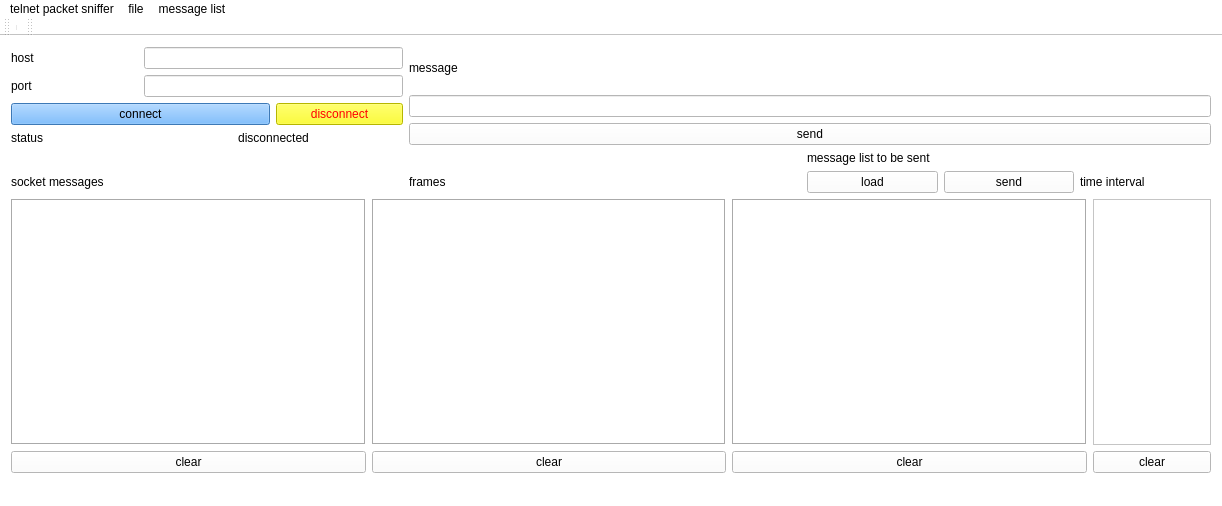
Above: telnetPacketSniffer/mainwindow.ui from cf16/qt before the change. Below: the same form after it.
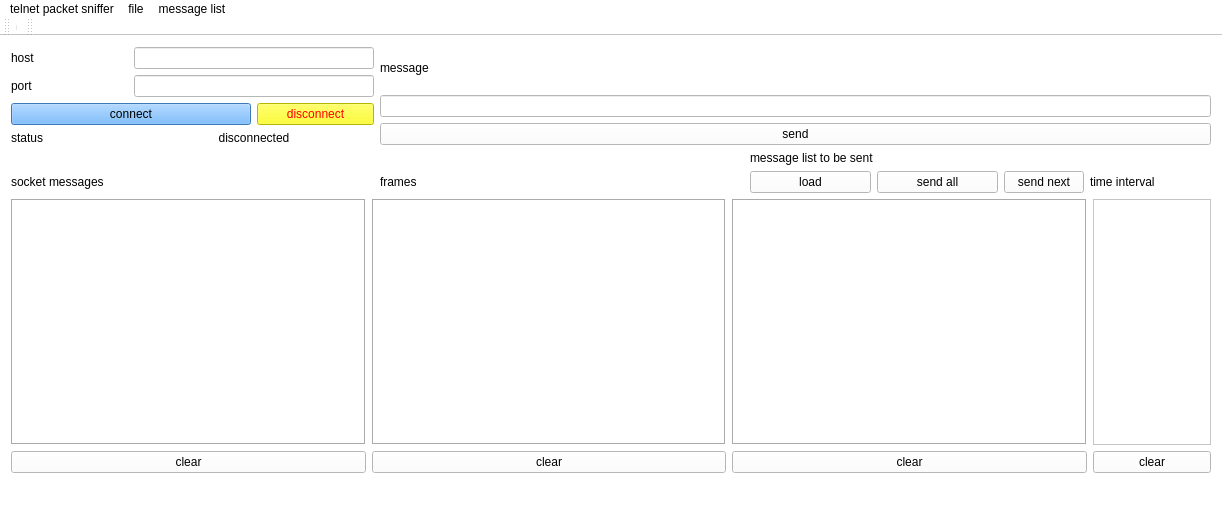
That is the form after the change.

```diff
--- a/telnetPacketSniffer/mainwindow.ui
+++ b/telnetPacketSniffer/mainwindow.ui
@@ -46,7 +46,7 @@
       </property>
      </widget>
     </item>
-    <item row="0" column="1" colspan="4">
+    <item row="0" column="1" colspan="5">
      <layout class="QVBoxLayout" name="verticalLayout">
       <item>
        <widget class="QLabel" name="msgLabel">
@@ -91,7 +91,7 @@
      </widget>
     </item>
     <item row="3" column="3">
-     <widget class="QPushButton" name="sendMsgListButton">
+     <widget class="QPushButton" name="sendAllMsgListButton">
       <property name="sizePolicy">
        <sizepolicy hsizetype="Minimum" vsizetype="Fixed">
         <horstretch>1</horstretch>
@@ -99,11 +99,11 @@
        </sizepolicy>
       </property>
       <property name="text">
-       <string>send</string>
+       <string>send all</string>
       </property>
      </widget>
     </item>
-    <item row="4" column="0" colspan="5">
+    <item row="4" column="0" colspan="6">
      <layout class="QGridLayout" name="gridLayout_2">
       <item row="0" column="0">
        <widget class="QPlainTextEdit" name="msgsPlainTextEdit">
@@ -488,7 +488,7 @@
       </item>
      </layout>
     </item>
-    <item row="3" column="4">
+    <item row="3" column="5">
      <widget class="QLabel" name="timeLabel">
       <property name="sizePolicy">
        <sizepolicy hsizetype="Preferred" vsizetype="Preferred">
@@ -517,6 +517,13 @@
       </property>
      </widget>
     </item>
+    <item row="3" column="4">
+     <widget class="QPushButton" name="sendNextMsgListButton">
+      <property name="text">
+       <string>send next</string>
+      </property>
+     </widget>
+    </item>
    </layout>
   </widget>
   <widget class="QMenuBar" name="menuBar">
```
